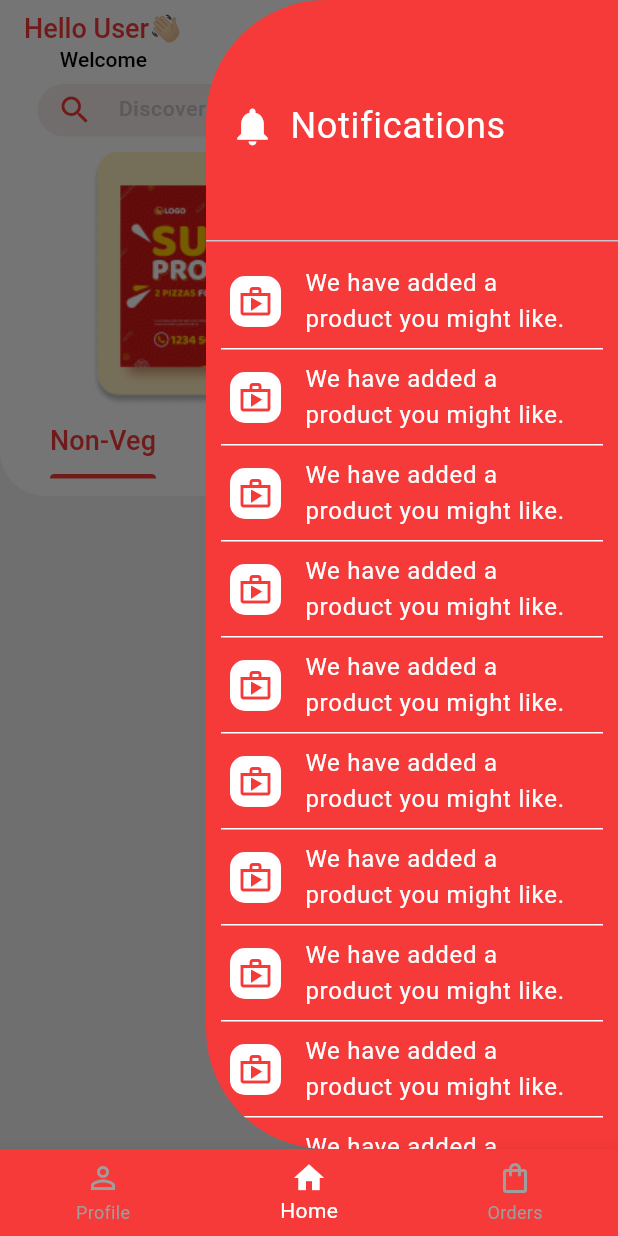
After one commit to taherdodia13/chinatown, a Flutter app: the NavigationView screen opened directly, in the side drawer, after a tap on the "notifications" icon, on a phone screen of 412 x 824 dp. The commit adds this screen. Run offline on Flutter 3.47's test engine with Material 3 defaults, Android fonts, the phone set to English and light mode, and no system bars; our stand-ins replace cloud_firestore, firebase_auth, firebase_core, flutter_form_builder; accounts and stored records are empty.

Commit message:
Added +home view +notification drawer +bottom navigation bar fixed some issues

```diff
--- a/lib/constants/app_colors.dart
+++ b/lib/constants/app_colors.dart
@@ -8,4 +8,5 @@ class AppColors {
   static const Color kf2f2f2 = Color(0xfff2f2f2);
   static const Color kc4c4c4 = Color(0xffc4c4c4);
   static const Color kF2F2F2 = Color(0xffF2F2F2);
+  static const Color kf9eeee = Color(0xfff9eeee);
 }
--- a/lib/constants/app_images.dart
+++ b/lib/constants/app_images.dart
@@ -4,4 +4,5 @@ class AppAssets {
   /// app images
   static String loginImage = '$_imagePath/login_image.png';
   static String googleIcon = '$_imagePath/google.png';
+  static String banner = '$_imagePath/banner.png';
 }
--- /dev/null
+++ b/lib/features/presentation/screens/home_view.dart
@@ -0,0 +1,226 @@
+import 'package:dummy_1/features/presentation/widgets/app_textfield.dart';
+import 'package:dummy_1/constants/app_images.dart';
+import 'package:flutter/widgets.dart';
+import '../../../constants/app_colors.dart';
+import 'package:flutter/cupertino.dart';
+import 'package:flutter/material.dart';
+
+class HomeView extends StatefulWidget {
+  const HomeView({super.key});
+
+  @override
+  State<HomeView> createState() => _HomeViewState();
+}
+
+class _HomeViewState extends State<HomeView> {
+  final GlobalKey<ScaffoldState> _scaffoldKey = GlobalKey<ScaffoldState>();
+
+  @override
+  Widget build(BuildContext context) {
+    return DefaultTabController(
+      initialIndex: 0,
+      length: 3,
+      child: Scaffold(
+        key: _scaffoldKey,
+        backgroundColor: AppColors.kf2f2f2,
+        appBar: AppBar(
+          backgroundColor: AppColors.kFFFFFF,
+          title: const Column(
+            children: [
+              Text(
+                'Hello User👋🏻',
+                style: TextStyle(
+                  fontSize: 18,
+                  fontWeight: FontWeight.w500,
+                  color: AppColors.kF63939,
+                ),
+              ),
+              Text(
+                'Welcome',
+                style: TextStyle(
+                  fontSize: 14,
+                  fontWeight: FontWeight.w500,
+                  color: AppColors.k000000,
+                ),
+              ),
+            ],
+          ),
+          centerTitle: false,
+          actions: [
+            IconButton(
+              onPressed: () {
+                print('hello');
+                _scaffoldKey.currentState?.openEndDrawer();
+              },
+              icon: const Icon(
+                Icons.notifications_outlined,
+                size: 30,
+                color: AppColors.kF63939,
+              ),
+            ),
+          ],
+        ),
+        body: Column(
+          children: [
+            Container(
+              height: MediaQuery.of(context).size.height / 3,
+              width: double.infinity,
+              decoration: const BoxDecoration(
+                color: AppColors.kFFFFFF,
+                borderRadius: BorderRadius.only(
+                  bottomLeft: Radius.circular(30),
+                  bottomRight: Radius.circular(30),
+                ),
+              ),
+              child: Column(
+                children: [
+                  Padding(
+                    padding: const EdgeInsets.symmetric(horizontal: 25),
+                    child: AppTextFormField(
+                      name: 'search',
+                      showBorderRadius: true,
+                      contentPadding: EdgeInsets.zero,
+                      constraints: BoxConstraints.loose(
+                        const Size(
+                          double.maxFinite,
+                          35,
+                        ),
+                      ),
+                      hintText: 'Discover & Get Delicious Food',
+                      borderRadius: 30,
+                      preFixIcon: const Icon(
+                        Icons.search,
+                        color: AppColors.kF63939,
+                      ),
+                      fillColor: AppColors.kf9eeee,
+                      validate: (value) {
+                        return null;
+                      },
+                    ),
+                  ),
+                  const SizedBox(
+                    height: 10,
+                  ),
+                  SizedBox(
+                    height: 170,
+                    child: PageView.builder(
+                      controller: PageController(viewportFraction: 0.8),
+                      itemBuilder: (context, index) {
+                        return Image.asset(AppAssets.banner);
+                      },
+                      itemCount: 3,
+                      scrollBehavior: const CupertinoScrollBehavior(),
+                    ),
+                  ),
+                  const TabBar(
+                    dividerColor: Colors.transparent,
+                    unselectedLabelColor: AppColors.k000000,
+                    labelColor: AppColors.kF63939,
+                    labelPadding: EdgeInsets.symmetric(vertical: 10),
+                    indicatorColor: AppColors.kF63939,
+                    indicatorSize: TabBarIndicatorSize.label,
+                    tabs: <Widget>[
+                      Text(
+                        'Non-Veg',
+                        style: TextStyle(fontSize: 18),
+                      ),
+                      Text(
+                        'Veg',
+                        style: TextStyle(fontSize: 18),
+                      ),
+                      Text(
+                        'Beverages',
+                        style: TextStyle(fontSize: 18),
+                      ),
+                    ],
+                  ),
+                ],
+              ),
+            ),
+            const Expanded(
+              flex: 3,
+              child: TabBarView(
+                children: <Widget>[
+                  SingleChildScrollView(child: Column()),
+                  SingleChildScrollView(child: Column()),
+                  SingleChildScrollView(child: Column()),
+                ],
+              ),
+            ),
+          ],
+        ),
+        endDrawer: SizedBox(
+          width: MediaQuery.of(context).size.width / 1.5,
+          child: ClipRRect(
+            borderRadius: const BorderRadius.only(
+              topLeft: Radius.circular(80),
+              bottomLeft: Radius.circular(80),
+            ),
+            child: Drawer(
+              backgroundColor: AppColors.kF63939,
+              child: Column(
+                children: <Widget>[
+                  const DrawerHeader(
+                    child: Row(
+                      children: [
+                        Icon(
+                          Icons.notifications,
+                          color: AppColors.kFFFFFF,
+                          size: 30,
+                        ),
+                        SizedBox(
+                          width: 10,
+                        ),
+                        Text(
+                          'Notifications',
+                          style: TextStyle(
+                            color: AppColors.kFFFFFF,
+                            fontSize: 24,
+                          ),
+                        ),
+                      ],
+                    ),
+                  ),
+                  Expanded(
+                    child: ListView.separated(
+                      itemBuilder: (context, index) {
+                        return ListTile(
+                          leading: Container(
+                              padding: const EdgeInsets.all(5),
+                              decoration: BoxDecoration(
+                                color: AppColors.kFFFFFF,
+                                borderRadius: BorderRadius.circular(10),
+                                shape: BoxShape.rectangle,
+                              ),
+                              child: const Icon(
+                                Icons.shop_outlined,
+                                color: AppColors.kF63939,
+                              )),
+                          title: const Text(
+                            'We have added a product you might like.',
+                            style: TextStyle(color: AppColors.kFFFFFF),
+                          ),
+                          onTap: () {
+                            Navigator.pop(context);
+                          },
+                        );
+                      },
+                      separatorBuilder: (context, index) => const Padding(
+                        padding: EdgeInsets.symmetric(horizontal: 10),
+                        child: Divider(
+                          color: AppColors.kFFFFFF,
+                          height: 0,
+                        ),
+                      ),
+                      itemCount: 12,
+                    ),
+                  )
+                ],
+              ),
+            ),
+          ),
+        ),
+      ),
+    );
+  }
+}
--- a/lib/features/presentation/screens/login_view.dart
+++ b/lib/features/presentation/screens/login_view.dart
@@ -1,3 +1,4 @@
+import 'package:dummy_1/features/presentation/screens/navigation_view.dart';
 import 'package:dummy_1/features/presentation/widgets/app_textfield.dart';
 import 'package:dummy_1/features/presentation/screens/profile_view.dart';
 import 'package:dummy_1/features/presentation/widgets/main_button.dart';
@@ -40,6 +41,8 @@ class _LoginViewState extends State<LoginView> {
                       TabBar(
                         labelPadding: EdgeInsets.symmetric(vertical: 10),
                         indicatorColor: AppColors.kF63939,
+                        unselectedLabelColor: AppColors.k000000,
+                        labelColor: AppColors.kF63939,
                         indicatorSize: TabBarIndicatorSize.label,
                         tabs: <Widget>[
                           Text(
@@ -134,6 +137,8 @@ class _LoginViewState extends State<LoginView> {
                           hintText: 'Email',
                           preFixIcon: Icon(Icons.mail),
                           contentPadding: EdgeInsets.symmetric(vertical: 20),
+                          showBorderRadius: true,
+                          borderRadius: 15,
                         ),
                         const SizedBox(height: 12),
                         const AppTextFormField(
@@ -141,11 +146,19 @@ class _LoginViewState extends State<LoginView> {
                           hintText: 'Password',
                           preFixIcon: Icon(Icons.lock_outline),
                           suffixIcon: Icon(Icons.remove_red_eye_outlined),
+                          showBorderRadius: true,
+                          borderRadius: 15,
                           contentPadding: EdgeInsets.symmetric(vertical: 20),
                         ),
                         const SizedBox(height: 100),
                         MainButton(
-                          onPressed: () {},
+                          onPressed: () {
+                            Navigator.of(context).pushReplacement(
+                              MaterialPageRoute(
+                                builder: (context) => const NavigationView(),
+                              ),
+                            );
+                          },
                           text: 'Create Account',
                           minimumSize: const Size(180, 50),
                         ),
--- /dev/null
+++ b/lib/features/presentation/screens/navigation_view.dart
@@ -0,0 +1,59 @@
+import 'package:dummy_1/constants/app_colors.dart';
+import 'package:dummy_1/features/presentation/screens/profile_view.dart';
+import 'package:flutter/material.dart';
+import 'home_view.dart';
+import 'order_view.dart';
+
+class NavigationView extends StatefulWidget {
+  const NavigationView({super.key});
+
+  @override
+  State<NavigationView> createState() => _NavigationViewState();
+}
+
+class _NavigationViewState extends State<NavigationView> {
+  int _currentIndex = 1;
+
+  @override
+  Widget build(BuildContext context) {
+    return Scaffold(
+      body: IndexedStack(
+        index: _currentIndex,
+        children: const [
+          ProfileView(),
+          HomeView(),
+          OrderView(),
+        ],
+      ),
+      bottomNavigationBar: BottomNavigationBar(
+        type: BottomNavigationBarType.fixed,
+        selectedItemColor: AppColors.kFFFFFF,
+        unselectedItemColor: Colors.grey,
+        backgroundColor: AppColors.kF63939,
+        currentIndex: _currentIndex,
+        onTap: (index) {
+          setState(() {
+            _currentIndex = index;
+          });
+        },
+        items: const [
+          BottomNavigationBarItem(
+            icon: Icon(Icons.person_outline),
+            label: 'Profile',
+            activeIcon: Icon(Icons.person),
+          ),
+          BottomNavigationBarItem(
+            icon: Icon(Icons.home_outlined),
+            label: 'Home',
+            activeIcon: Icon(Icons.home),
+          ),
+          BottomNavigationBarItem(
+            icon: Icon(Icons.shopping_bag_outlined),
+            label: 'Orders',
+            activeIcon: Icon(Icons.shopping_bag),
+          ),
+        ],
+      ),
+    );
+  }
+}
--- /dev/null
+++ b/lib/features/presentation/screens/order_view.dart
@@ -0,0 +1,15 @@
+import 'package:flutter/material.dart';
+
+class OrderView extends StatefulWidget {
+  const OrderView({super.key});
+
+  @override
+  State<OrderView> createState() => _OrderViewState();
+}
+
+class _OrderViewState extends State<OrderView> {
+  @override
+  Widget build(BuildContext context) {
+    return const Placeholder();
+  }
+}
--- a/lib/features/presentation/screens/profile_view.dart
+++ b/lib/features/presentation/screens/profile_view.dart
@@ -1,7 +1,6 @@
 import 'package:dummy_1/constants/app_colors.dart';
 import 'package:dummy_1/constants/app_images.dart';
 import 'package:flutter/material.dart';
-
 import '../widgets/app_textfield.dart';
 import '../widgets/main_button.dart';
 
@@ -88,6 +87,7 @@ class _ProfileViewState extends State<ProfileView> {
                     buildTextField(
                       name: 'phone',
                       label: 'Phone Number',
+                      maxLength: 10,
                       preFixIcon: const Center(
                         child: Text('+91'),
                       ),
@@ -116,6 +116,7 @@ class _ProfileViewState extends State<ProfileView> {
     required String name,
     required String label,
     Widget? preFixIcon,
+    int? maxLength,
     String? Function(dynamic)? validate,
     TextInputType keyboardType = TextInputType.text,
   }) {
@@ -124,12 +125,16 @@ class _ProfileViewState extends State<ProfileView> {
       mainAxisAlignment: MainAxisAlignment.start,
       children: [
         Text(label),
-        const SizedBox(height: 10),
+        const SizedBox(height: 5),
         AppTextFormField(
           name: name,
           preFixIcon: preFixIcon,
-          contentPadding: const EdgeInsets.symmetric(vertical: 20),
+          contentPadding:
+              const EdgeInsets.symmetric(vertical: 20, horizontal: 5),
           validate: validate,
+          showBorderRadius: true,
+          maxLength: maxLength,
+          borderRadius: 15,
           keyboardType: keyboardType,
         ),
       ],
--- a/lib/features/presentation/widgets/app_textfield.dart
+++ b/lib/features/presentation/widgets/app_textfield.dart
@@ -1,8 +1,7 @@
+import 'package:flutter_form_builder/flutter_form_builder.dart';
+import '../../../constants/app_colors.dart';
 import 'package:flutter/material.dart';
 import 'package:flutter/services.dart';
-import 'package:flutter_form_builder/flutter_form_builder.dart';
-
-import '../../../constants/app_colors.dart';
 
 /// App text form field
 
@@ -68,6 +67,7 @@ class AppTextFormField<T> extends StatelessWidget {
     this.counter,
     this.dropDownItems,
     this.isObscure = false,
+    this.showBorderRadius = false,
     Key? key,
     this.textStyle,
   }) : super(key: key);
@@ -81,6 +81,8 @@ class AppTextFormField<T> extends StatelessWidget {
 
   /// Show / hide the hint text
   final bool showHint;
+
+  /// isObscure
   final bool isObscure;
 
   ///Validate
@@ -104,6 +106,12 @@ class AppTextFormField<T> extends StatelessWidget {
   ///Read only
   final bool enabled;
 
+  ///Show BorderRadius
+  final bool showBorderRadius;
+
+  ///BorderRadius
+  final double borderRadius;
+
   /// Enable Color
   final Color? enableColor;
 
@@ -118,8 +126,6 @@ class AppTextFormField<T> extends StatelessWidget {
 
   ///Letter Spacing
   final double letterSpacing;
-
-  final double borderRadius;
 
   ///Maximum Length
   final int? maxLength;
@@ -328,6 +334,7 @@ class AppTextFormField<T> extends StatelessWidget {
       suffixIconConstraints:
           BoxConstraints.tight(suffixWidgetSize ?? const Size(50, 50)),
       constraints: constraints,
+      border: _buildBorder(),
       focusedErrorBorder: _buildBorder(),
       enabledBorder: _buildBorder(),
       disabledBorder: _buildBorder(),
@@ -342,5 +349,8 @@ class AppTextFormField<T> extends StatelessWidget {
 
   InputBorder _buildBorder() => UnderlineInputBorder(
         borderSide: hasBorder ? const BorderSide() : BorderSide.none,
+        borderRadius: showBorderRadius
+            ? BorderRadius.circular(borderRadius)
+            : const BorderRadius.only(),
       );
 }
```
Also changed, not shown: assets/images/banner.png (added), 3 other files.
